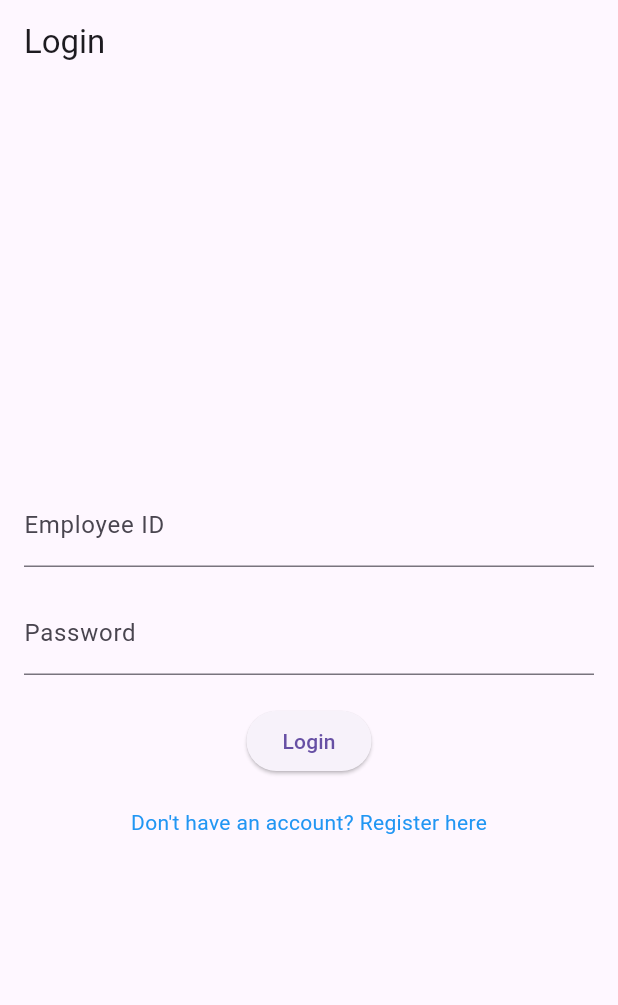
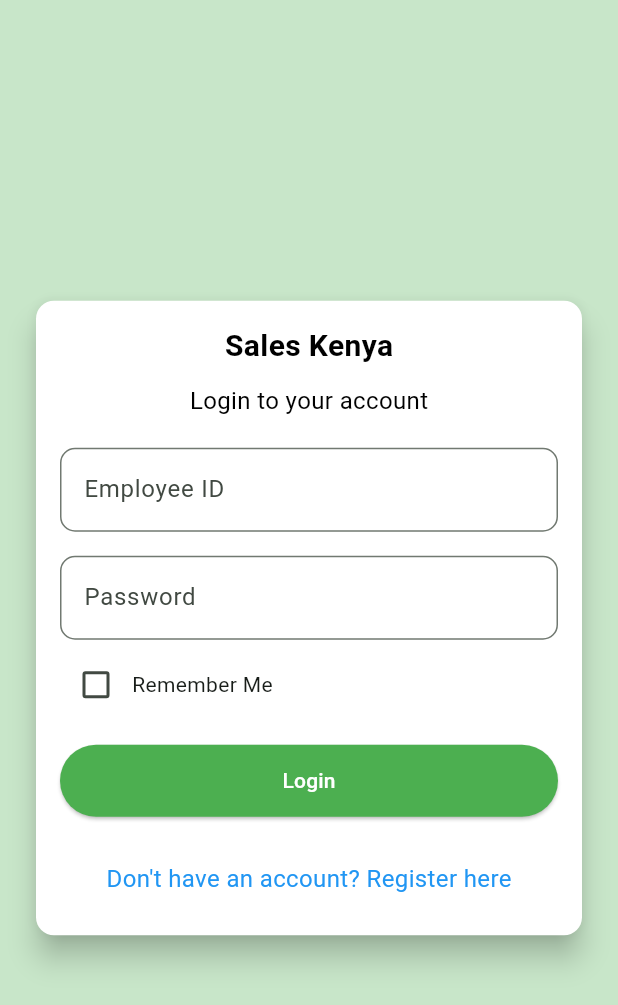
Before and after one commit to firojandev/Sales-App, a Flutter app: the screen it shows after launch, on a phone screen of 412 x 824 dp. Shown: the top 1005 px of the screen. Run offline on Flutter 3.47's test engine with Material 3 defaults, Android fonts, the phone set to English and light mode, and no system bars; our stand-ins replace shared_preferences.

Commit message:
Login UI design and functionality implementation is done

```diff
--- a/lib/main.dart
+++ b/lib/main.dart
@@ -1,11 +1,13 @@
 import 'package:flutter/material.dart';
 import 'package:provider/provider.dart';
+import 'package:sales_kenya/src/common/app_constants.dart';
 import 'package:sales_kenya/src/dashboard/dashboard_page.dart';
 import 'package:sales_kenya/src/dashboard/dashboard_view_model.dart';
 import 'package:sales_kenya/src/login/login_page.dart';
 import 'package:sales_kenya/src/login/login_view_model.dart';
 import 'package:sales_kenya/src/register/register_page.dart';
 import 'package:sales_kenya/src/register/register_view_model.dart';
+import 'package:sales_kenya/src/utils/my_colors.dart';
 
 void main() {
   runApp(MyApp());
@@ -21,9 +23,10 @@ class MyApp extends StatelessWidget {
         ChangeNotifierProvider(create: (_) => DashboardViewModel()),
       ],
       child: MaterialApp(
-        title: 'Flutter MVVM Demo',
+        title: AppConstants.appName,
+        debugShowCheckedModeBanner: false,
         theme: ThemeData(
-          primarySwatch: Colors.blue,
+          colorSchemeSeed: MyColors.primaryColor,
         ),
         home: LoginPage(),
         routes: {
--- a/lib/src/common/app_constants.dart
+++ b/lib/src/common/app_constants.dart
@@ -12,4 +12,7 @@ class AppConstants {
   static String empId = "";
   static String mobile = "";
   static String regNo = "";
+
+  static String loginToYourAccount = "Login to your account";
+
 }
--- a/lib/src/login/login_page.dart
+++ b/lib/src/login/login_page.dart
@@ -1,9 +1,11 @@
-import 'package:flutter/cupertino.dart';
 import 'package:flutter/material.dart';
 import 'package:provider/provider.dart';
+import 'package:sales_kenya/src/common/app_constants.dart';
 import 'package:sales_kenya/src/dashboard/dashboard_page.dart';
 import 'package:sales_kenya/src/login/login_view_model.dart';
 import 'package:sales_kenya/src/register/register_page.dart';
+import 'package:sales_kenya/src/utils/my_colors.dart';
+import 'package:sales_kenya/src/utils/my_text_style.dart';
 
 class LoginPage extends StatefulWidget {
   const LoginPage({super.key});
@@ -15,34 +17,115 @@ class LoginPage extends StatefulWidget {
 class _LoginPageState extends State<LoginPage> {
   final TextEditingController _empIdController = TextEditingController();
   final TextEditingController _passwordController = TextEditingController();
+  bool? _rememberMe = false;
+
+  @override
+  void initState()  {
+    super.initState();
+    _initializeRememberMe();
+  }
+
+  Future<void> _initializeRememberMe() async {
+    _rememberMe = await Provider.of<LoginViewModel>(context, listen: false).getRememberMe();
+    if (_rememberMe != null && _rememberMe!) {
+      Map<String, String>? savedCredentials = await Provider.of<LoginViewModel>(context, listen: false).getSavedCredentials();
+      if (savedCredentials != null) {
+        _empIdController.text = savedCredentials['empId']!;
+        _passwordController.text = savedCredentials['password']!;
+        setState(() {
+          _rememberMe = true;
+        });
+      }
+    }
+  }
 
   @override
   Widget build(BuildContext context) {
     return Scaffold(
-      appBar: AppBar(title: const Text('Login')),
-      body: Padding(
+      body: Container(
+        decoration: const BoxDecoration(
+          color: MyColors.backgroundLight, // Your background color
+        ),
+        child: Center(
+          child: Card(
+            color: MyColors.whiteColor,
+            elevation: 8.0,
+            margin: const EdgeInsets.symmetric(horizontal: 24.0),
+            child: Padding(
               padding: const EdgeInsets.all(16.0),
               child: Column(
-          mainAxisAlignment: MainAxisAlignment.center,
+                mainAxisSize: MainAxisSize.min,
                 children: [
+                  Text(AppConstants.appName,style:MyTextStyle.titleStyle),
+                  const SizedBox(height: 10.0),
+                  Text(AppConstants.loginToYourAccount,style: MyTextStyle.textStyle,),
+                  const SizedBox(height: 20.0),
                   TextField(
                     controller: _empIdController,
-              decoration: const InputDecoration(labelText: 'Employee ID'),
+                    decoration: InputDecoration(
+                      labelText: 'Employee ID',
+                      border: OutlineInputBorder(
+                        borderRadius: BorderRadius.circular(10.0),
+                        borderSide: const BorderSide(
+                          color: Colors.green,
+                          width: 2.0,
+                        ),
+                      ),
+                      focusedBorder: OutlineInputBorder(
+                        borderRadius: BorderRadius.circular(10.0),
+                        borderSide: const BorderSide(
+                          color: Colors.green,
+                          width: 2.0,
+                        ),
+                      ),
+                    ),
                   ),
                   const SizedBox(height: 16.0),
                   TextField(
                     controller: _passwordController,
-              decoration: const InputDecoration(labelText: 'Password'),
+                    decoration: InputDecoration(
+                      labelText: 'Password',
+                      border: OutlineInputBorder(
+                        borderRadius: BorderRadius.circular(10.0),
+                        borderSide: const BorderSide(
+                          color: Colors.green,
+                          width: 2.0,
+                        ),
+                      ),
+                      focusedBorder: OutlineInputBorder(
+                        borderRadius: BorderRadius.circular(10.0),
+                        borderSide: const BorderSide(
+                          color: Colors.green,
+                          width: 2.0,
+                        ),
+                      ),
+                    ),
                     obscureText: true,
                   ),
-            const SizedBox(height: 20),
+                  const SizedBox(height: 6.0),
+                  Row(
+                    mainAxisAlignment: MainAxisAlignment.start,
+                    children: [
+                      Checkbox(
+                        value: _rememberMe,
+                        onChanged: (bool? value) {
+                          setState(() {
+                            _rememberMe = value!;
+                          });
+                        },
+                      ),
+                      const Text('Remember Me'),
+                    ],
+                  ),
+                  const SizedBox(height: 16),
                   ElevatedButton(
                     onPressed: () async {
-                bool success =
-                    await Provider.of<LoginViewModel>(context, listen: false)
+                      bool success = await Provider.of<LoginViewModel>(context,
+                              listen: false)
                           .login(
                         _empIdController.text,
                         _passwordController.text,
+                          _rememberMe!,
                       );
                       if (success) {
                         Navigator.pushAndRemoveUntil(
@@ -56,7 +139,8 @@ class _LoginPageState extends State<LoginPage> {
                           context: context,
                           builder: (context) => AlertDialog(
                             title: const Text('Login Failed'),
-                      content: const Text('Invalid Employee ID or Password'),
+                            content:
+                                const Text('Invalid Employee ID or Password'),
                             actions: [
                               TextButton(
                                 child: const Text('OK'),
@@ -67,22 +151,37 @@ class _LoginPageState extends State<LoginPage> {
                         );
                       }
                     },
-              child: const Text('Login'),
+                    style: ButtonStyle(
+                      backgroundColor:
+                          MaterialStateProperty.all<Color>(Colors.green),
+                      minimumSize: MaterialStateProperty.all<Size>(
+                          const Size(double.infinity, 48)),
                     ),
-            const SizedBox(height: 20),
+                    child: const Text(
+                      'Login',
+                      style: TextStyle(color: MyColors.whiteColor),
+                    ),
+                  ),
+                  const SizedBox(height: 30),
                   GestureDetector(
                     onTap: () {
                       Navigator.push(
                         context,
-                  MaterialPageRoute(builder: (context) => RegisterPage()),
+                        MaterialPageRoute(
+                            builder: (context) => const RegisterPage()),
                       );
                     },
                     child: const Text(
                       'Don\'t have an account? Register here',
-                style: TextStyle(color: Colors.blue),
+                      style: TextStyle(color: Colors.blue,fontSize: 16),
                     ),
                   ),
+                  const SizedBox(height: 10.0),
+
                 ],
+              ),
+            ),
+          ),
         ),
       ),
     );
--- /dev/null
+++ b/lib/src/utils/my_colors.dart
@@ -0,0 +1,25 @@
+import 'dart:ui';
+
+import 'package:flutter/material.dart';
+
+class MyColors{
+  static const Color primaryColor = Color(0xFF2E8B57);
+  static const Color backgroundLight = Color(0xFFC8E6C9);
+  static const Color backgroundLogin = Color(0xFFF8F8F8);
+  static const Color errorColor = Color(0xFFB71C1C);
+  static const Color whiteColor = Colors.white;
+  static const Color greenColor = Colors.green;
+  static const Color blueColor = Colors.blue;
+
+  static const Color backgroundColors = Color(0xFFE0E0E0);
+  static const Color cardColors = Color(0xFFF5F5F5);
+  static const Color cardColorsLight = Color(0xFFC6E0D2);
+
+  static  Color buttonColor = Colors.grey.shade300;
+  static  Color textColor = Colors.grey.shade900;
+  static const Color redColor = Color(0xFFB71C1C);
+  static const Color blackColor = Color(0xFF000000);
+  static const Color orangeColor = Color(0xFFFFA500);
+
+
+}
--- /dev/null
+++ b/lib/src/utils/my_text_style.dart
@@ -0,0 +1,17 @@
+
+import 'package:flutter/material.dart';
+import 'package:sales_kenya/src/utils/my_colors.dart';
+
+class MyTextStyle {
+  static const TextStyle titleStyle = TextStyle(
+      fontSize: 20.0,
+      fontWeight: FontWeight.bold,
+      color: MyColors.blackColor,
+      fontFamily: "Roboto");
+
+  static const TextStyle textStyle = TextStyle(
+      fontSize: 16.0,
+      fontWeight: FontWeight.normal,
+      color: MyColors.blackColor,
+      fontFamily: "Roboto");
+}
```
Also changed, not shown: lib/src/common/widgets/CustomAppBar.dart (added, +28 -0 lines), lib/src/login/login_view_model.dart (+29 -2 lines). Lines whose indentation alone changed are shown as unchanged.
